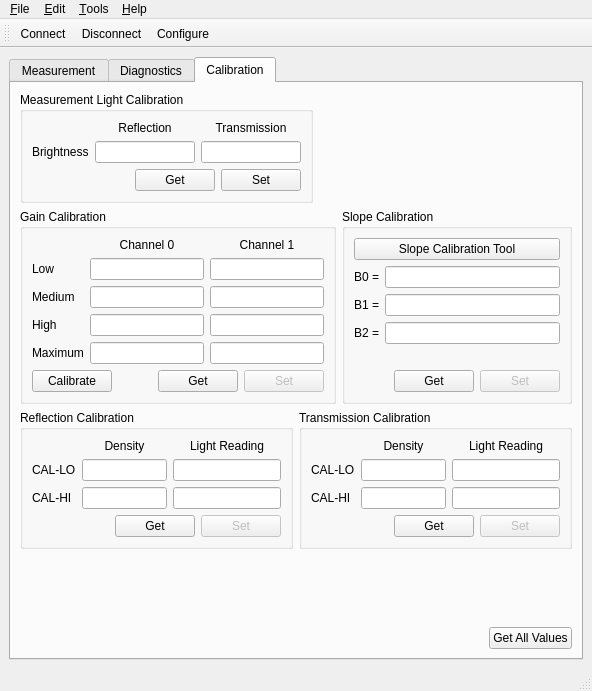
The window that software/desktop/src/mainwindow.ui (dektronics/printalyzer-uvdensitometer) describes before a commit, drawn with Qt 5.
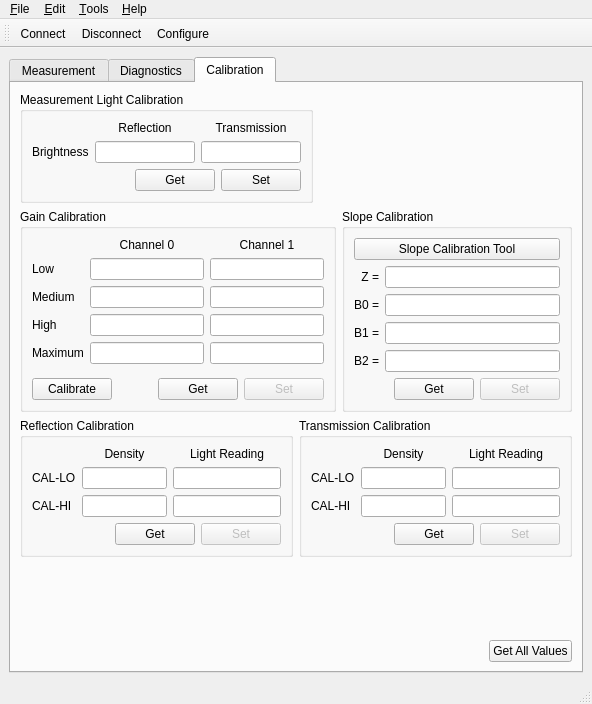
The same window after the commit. The open tabs and pages were chosen to show the change. Icons and pictures are not drawn.

The edit to the form file:
```diff
--- a/software/desktop/src/mainwindow.ui
+++ b/software/desktop/src/mainwindow.ui
@@ -7,7 +7,7 @@
     <x>0</x>
     <y>0</y>
     <width>592</width>
-    <height>691</height>
+    <height>704</height>
    </rect>
   </property>
   <property name="sizePolicy">
@@ -819,48 +819,73 @@
              </item>
              <item>
               <layout class="QFormLayout" name="formLayout">
-               <item row="0" column="0">
+               <property name="labelAlignment">
+                <set>Qt::AlignRight|Qt::AlignTrailing|Qt::AlignVCenter</set>
+               </property>
+               <item row="2" column="0">
                 <widget class="QLabel" name="b0Label">
                  <property name="text">
                   <string>B0 =</string>
                  </property>
+                 <property name="alignment">
+                  <set>Qt::AlignRight|Qt::AlignTrailing|Qt::AlignVCenter</set>
+                 </property>
                 </widget>
                </item>
-               <item row="0" column="1">
+               <item row="2" column="1">
                 <widget class="QLineEdit" name="b0LineEdit">
                  <property name="readOnly">
                   <bool>false</bool>
                  </property>
                 </widget>
                </item>
-               <item row="1" column="0">
+               <item row="3" column="0">
                 <widget class="QLabel" name="b1Label">
                  <property name="text">
                   <string>B1 =</string>
                  </property>
+                 <property name="alignment">
+                  <set>Qt::AlignRight|Qt::AlignTrailing|Qt::AlignVCenter</set>
+                 </property>
                 </widget>
                </item>
-               <item row="2" column="0">
+               <item row="4" column="0">
                 <widget class="QLabel" name="b2Label">
                  <property name="text">
                   <string>B2 =</string>
                  </property>
+                 <property name="alignment">
+                  <set>Qt::AlignRight|Qt::AlignTrailing|Qt::AlignVCenter</set>
+                 </property>
                 </widget>
                </item>
-               <item row="1" column="1">
+               <item row="3" column="1">
                 <widget class="QLineEdit" name="b1LineEdit">
                  <property name="readOnly">
                   <bool>false</bool>
                  </property>
                 </widget>
                </item>
-               <item row="2" column="1">
+               <item row="4" column="1">
                 <widget class="QLineEdit" name="b2LineEdit">
                  <property name="readOnly">
                   <bool>false</bool>
                  </property>
                 </widget>
                </item>
+               <item row="1" column="0">
+                <widget class="QLabel" name="zLabel">
+                 <property name="text">
+                  <string notr="true">Z =</string>
+                 </property>
+                 <property name="alignment">
+                  <set>Qt::AlignRight|Qt::AlignTrailing|Qt::AlignVCenter</set>
+                 </property>
+                </widget>
+               </item>
+               <item row="1" column="1">
+                <widget class="QLineEdit" name="zLineEdit"/>
+               </item>
               </layout>
              </item>
              <item>
```
